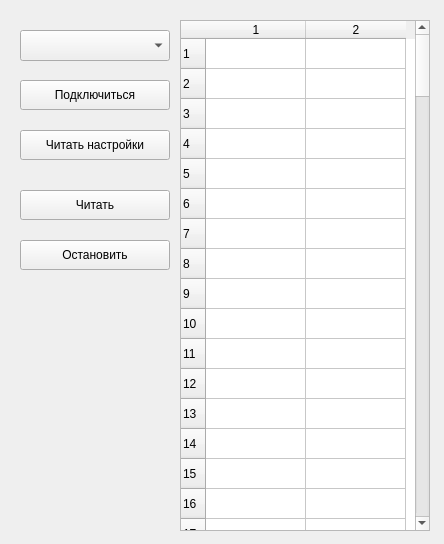
Old version of the form ui/MainUi.ui in the repository Skorikof/ControlSet_CU8_TGSM.
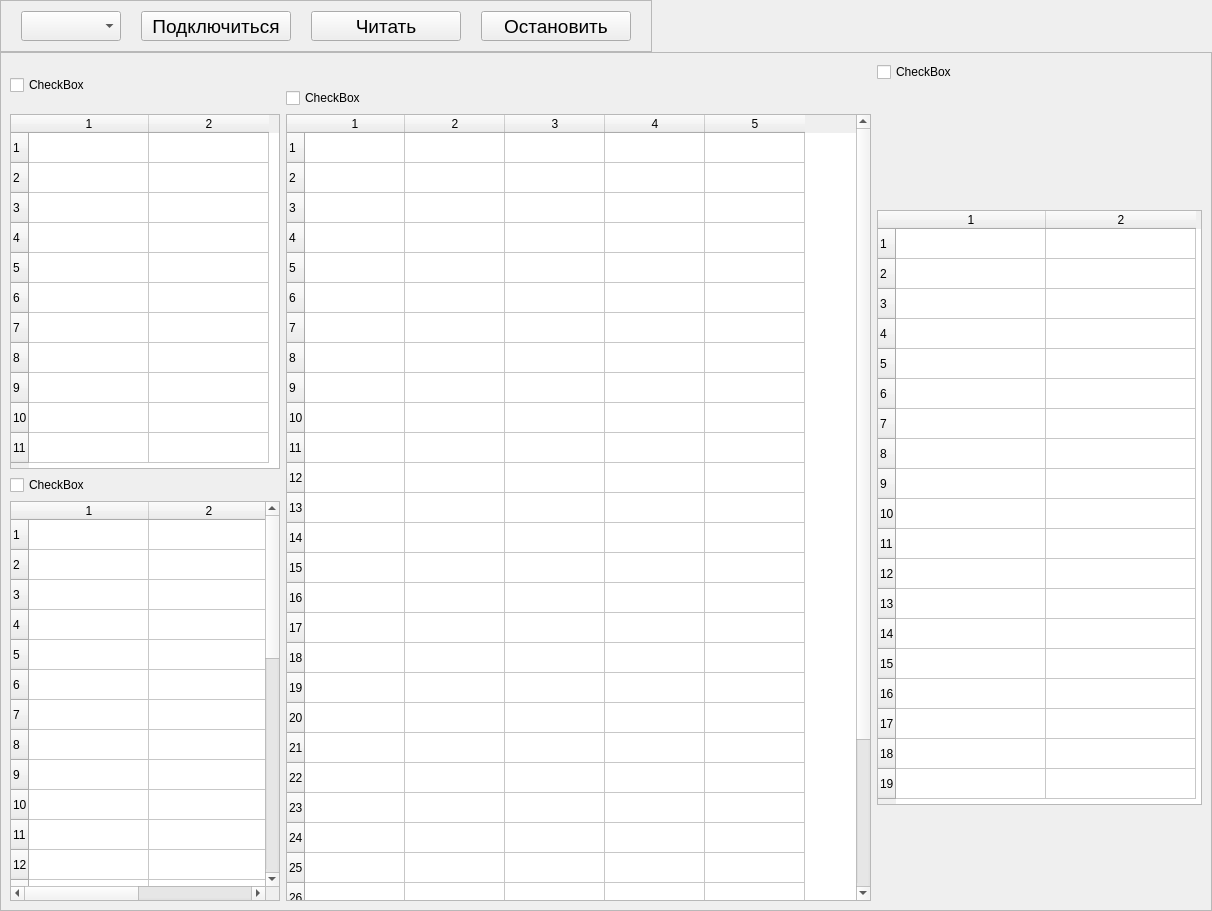
New version of the form.

Commit message: 06.07.2023 full read, init table

What changed in the file:
```diff
--- a/ui/MainUi.ui
+++ b/ui/MainUi.ui
@@ -6,141 +6,378 @@
    <rect>
     <x>0</x>
     <y>0</y>
-    <width>444</width>
-    <height>544</height>
+    <width>1212</width>
+    <height>911</height>
    </rect>
   </property>
   <property name="windowTitle">
    <string>MainWindow</string>
   </property>
   <widget class="QWidget" name="centralwidget">
-   <widget class="QComboBox" name="com_port_CB">
-    <property name="geometry">
-     <rect>
-      <x>20</x>
-      <y>30</y>
-      <width>150</width>
-      <height>31</height>
-     </rect>
+   <layout class="QVBoxLayout" name="verticalLayout">
+    <property name="spacing">
+     <number>0</number>
     </property>
+    <property name="leftMargin">
+     <number>0</number>
+    </property>
+    <property name="topMargin">
+     <number>0</number>
+    </property>
+    <property name="rightMargin">
+     <number>0</number>
+    </property>
+    <property name="bottomMargin">
+     <number>0</number>
+    </property>
+    <item alignment="Qt::AlignLeft">
+     <widget class="QFrame" name="frame">
     <property name="minimumSize">
      <size>
-      <width>150</width>
+        <width>0</width>
+        <height>50</height>
+       </size>
+      </property>
+      <property name="maximumSize">
+       <size>
+        <width>16777215</width>
+        <height>60</height>
+       </size>
+      </property>
+      <property name="frameShape">
+       <enum>QFrame::StyledPanel</enum>
+      </property>
+      <property name="frameShadow">
+       <enum>QFrame::Raised</enum>
+      </property>
+      <layout class="QHBoxLayout" name="horizontalLayout">
+       <property name="spacing">
+        <number>20</number>
+       </property>
+       <property name="leftMargin">
+        <number>20</number>
+       </property>
+       <property name="topMargin">
+        <number>10</number>
+       </property>
+       <property name="rightMargin">
+        <number>20</number>
+       </property>
+       <property name="bottomMargin">
+        <number>10</number>
+       </property>
+       <item>
+        <widget class="QComboBox" name="comboBox">
+         <property name="minimumSize">
+          <size>
+           <width>100</width>
       <height>30</height>
      </size>
     </property>
-   </widget>
-   <widget class="QPushButton" name="connect_BTN">
-    <property name="geometry">
-     <rect>
-      <x>20</x>
-      <y>80</y>
-      <width>150</width>
-      <height>30</height>
-     </rect>
-    </property>
+         <property name="maximumSize">
+          <size>
+           <width>100</width>
+           <height>30</height>
+          </size>
+         </property>
+         <property name="font">
+          <font>
+           <family>Arial</family>
+           <pointsize>14</pointsize>
+          </font>
+         </property>
+        </widget>
+       </item>
+       <item>
+        <widget class="QPushButton" name="pushButton">
     <property name="minimumSize">
      <size>
       <width>150</width>
       <height>30</height>
      </size>
     </property>
+         <property name="maximumSize">
+          <size>
+           <width>100</width>
+           <height>30</height>
+          </size>
+         </property>
+         <property name="font">
+          <font>
+           <family>Arial</family>
+           <pointsize>14</pointsize>
+          </font>
+         </property>
     <property name="text">
      <string>Подключиться</string>
     </property>
    </widget>
-   <widget class="QPushButton" name="read_BTN">
-    <property name="geometry">
-     <rect>
-      <x>20</x>
-      <y>190</y>
-      <width>150</width>
-      <height>30</height>
-     </rect>
-    </property>
+       </item>
+       <item>
+        <widget class="QPushButton" name="pushButton_2">
     <property name="minimumSize">
      <size>
       <width>150</width>
       <height>30</height>
      </size>
     </property>
+         <property name="maximumSize">
+          <size>
+           <width>100</width>
+           <height>30</height>
+          </size>
+         </property>
+         <property name="font">
+          <font>
+           <family>Arial</family>
+           <pointsize>14</pointsize>
+          </font>
+         </property>
     <property name="text">
      <string>Читать</string>
     </property>
    </widget>
-   <widget class="QPushButton" name="stop_BTN">
-    <property name="geometry">
-     <rect>
-      <x>20</x>
-      <y>240</y>
-      <width>150</width>
-      <height>30</height>
-     </rect>
-    </property>
+       </item>
+       <item>
+        <widget class="QPushButton" name="pushButton_3">
     <property name="minimumSize">
      <size>
       <width>150</width>
       <height>30</height>
      </size>
     </property>
+         <property name="maximumSize">
+          <size>
+           <width>100</width>
+           <height>30</height>
+          </size>
+         </property>
+         <property name="font">
+          <font>
+           <family>Arial</family>
+           <pointsize>14</pointsize>
+          </font>
+         </property>
     <property name="text">
      <string>Остановить</string>
     </property>
    </widget>
-   <widget class="QPushButton" name="read_nastr_BTN">
-    <property name="geometry">
-     <rect>
-      <x>20</x>
-      <y>130</y>
-      <width>150</width>
-      <height>30</height>
-     </rect>
-    </property>
-    <property name="minimumSize">
-     <size>
-      <width>150</width>
-      <height>30</height>
-     </size>
-    </property>
+       </item>
+      </layout>
+     </widget>
+    </item>
+    <item>
+     <widget class="QFrame" name="frame_2">
+      <property name="frameShape">
+       <enum>QFrame::StyledPanel</enum>
+      </property>
+      <property name="frameShadow">
+       <enum>QFrame::Raised</enum>
+      </property>
+      <layout class="QGridLayout" name="gridLayout">
+       <item row="0" column="0" rowspan="2">
+        <widget class="QCheckBox" name="checkBox">
     <property name="text">
-     <string>Читать настройки</string>
-    </property>
-   </widget>
+          <string>CheckBox</string>
+         </property>
+        </widget>
+       </item>
+       <item row="0" column="2">
+        <widget class="QCheckBox" name="checkBox_4">
+         <property name="text">
+          <string>CheckBox</string>
+         </property>
+        </widget>
+       </item>
+       <item row="1" column="1">
+        <widget class="QCheckBox" name="checkBox_3">
+         <property name="text">
+          <string>CheckBox</string>
+         </property>
+        </widget>
+       </item>
+       <item row="2" column="0">
    <widget class="QTableWidget" name="tableWidget">
-    <property name="geometry">
-     <rect>
-      <x>180</x>
-      <y>20</y>
-      <width>250</width>
-      <height>511</height>
-     </rect>
-    </property>
+         <property name="minimumSize">
+          <size>
+           <width>270</width>
+           <height>355</height>
+          </size>
+         </property>
+         <property name="maximumSize">
+          <size>
+           <width>270</width>
+           <height>355</height>
+          </size>
+         </property>
+         <property name="rowCount">
+          <number>11</number>
+         </property>
+         <property name="columnCount">
+          <number>2</number>
+         </property>
+         <attribute name="horizontalHeaderDefaultSectionSize">
+          <number>120</number>
+         </attribute>
+         <row/>
+         <row/>
+         <row/>
+         <row/>
+         <row/>
+         <row/>
+         <row/>
+         <row/>
+         <row/>
+         <row/>
+         <row/>
+         <column/>
+         <column/>
+        </widget>
+       </item>
+       <item row="2" column="1" rowspan="3">
+        <widget class="QTableWidget" name="tableWidget_2">
+         <property name="rowCount">
+          <number>31</number>
+         </property>
+         <property name="columnCount">
+          <number>5</number>
+         </property>
+         <attribute name="horizontalHeaderDefaultSectionSize">
+          <number>100</number>
+         </attribute>
+         <row/>
+         <row/>
+         <row/>
+         <row/>
+         <row/>
+         <row/>
+         <row/>
+         <row/>
+         <row/>
+         <row/>
+         <row/>
+         <row/>
+         <row/>
+         <row/>
+         <row/>
+         <row/>
+         <row/>
+         <row/>
+         <row/>
+         <row/>
+         <row/>
+         <row/>
+         <row/>
+         <row/>
+         <row/>
+         <row/>
+         <row/>
+         <row/>
+         <row/>
+         <row/>
+         <row/>
+         <column/>
+         <column/>
+         <column/>
+         <column/>
+         <column/>
+        </widget>
+       </item>
+       <item row="3" column="0">
+        <widget class="QCheckBox" name="checkBox_2">
+         <property name="text">
+          <string>CheckBox</string>
+         </property>
+        </widget>
+       </item>
+       <item row="4" column="0">
+        <widget class="QTableWidget" name="tableWidget_3">
     <property name="minimumSize">
      <size>
-      <width>250</width>
+           <width>270</width>
+           <height>325</height>
+          </size>
+         </property>
+         <property name="maximumSize">
+          <size>
+           <width>270</width>
+           <height>16777215</height>
+          </size>
+         </property>
+         <property name="rowCount">
+          <number>30</number>
+         </property>
+         <property name="columnCount">
+          <number>2</number>
+         </property>
+         <attribute name="horizontalHeaderMinimumSectionSize">
+          <number>39</number>
+         </attribute>
+         <attribute name="horizontalHeaderDefaultSectionSize">
+          <number>120</number>
+         </attribute>
+         <row/>
+         <row/>
+         <row/>
+         <row/>
+         <row/>
+         <row/>
+         <row/>
+         <row/>
+         <row/>
+         <row/>
+         <row/>
+         <row/>
+         <row/>
+         <row/>
+         <row/>
+         <row/>
+         <row/>
+         <row/>
+         <row/>
+         <row/>
+         <row/>
+         <row/>
+         <row/>
+         <row/>
+         <row/>
+         <row/>
+         <row/>
+         <row/>
+         <row/>
+         <row/>
+         <column/>
+         <column/>
+        </widget>
+       </item>
+       <item row="2" column="2" rowspan="3">
+        <widget class="QTableWidget" name="tableWidget_4">
+         <property name="minimumSize">
+          <size>
+           <width>325</width>
       <height>0</height>
      </size>
     </property>
-    <property name="wordWrap">
-     <bool>true</bool>
-    </property>
-    <property name="cornerButtonEnabled">
-     <bool>true</bool>
+         <property name="maximumSize">
+          <size>
+           <width>325</width>
+           <height>595</height>
+          </size>
     </property>
     <property name="rowCount">
-     <number>125</number>
+          <number>19</number>
     </property>
     <property name="columnCount">
      <number>2</number>
     </property>
-    <attribute name="horizontalHeaderHighlightSections">
-     <bool>true</bool>
-    </attribute>
-    <attribute name="verticalHeaderVisible">
-     <bool>true</bool>
-    </attribute>
-    <attribute name="verticalHeaderHighlightSections">
-     <bool>true</bool>
+         <attribute name="horizontalHeaderMinimumSectionSize">
+          <number>50</number>
+         </attribute>
+         <attribute name="horizontalHeaderDefaultSectionSize">
+          <number>150</number>
+         </attribute>
+         <attribute name="verticalHeaderDefaultSectionSize">
+          <number>30</number>
     </attribute>
     <row/>
     <row/>
@@ -161,115 +398,14 @@
     <row/>
     <row/>
     <row/>
-    <row/>
-    <row/>
-    <row/>
-    <row/>
-    <row/>
-    <row/>
-    <row/>
-    <row/>
-    <row/>
-    <row/>
-    <row/>
-    <row/>
-    <row/>
-    <row/>
-    <row/>
-    <row/>
-    <row/>
-    <row/>
-    <row/>
-    <row/>
-    <row/>
-    <row/>
-    <row/>
-    <row/>
-    <row/>
-    <row/>
-    <row/>
-    <row/>
-    <row/>
-    <row/>
-    <row/>
-    <row/>
-    <row/>
-    <row/>
-    <row/>
-    <row/>
-    <row/>
-    <row/>
-    <row/>
-    <row/>
-    <row/>
-    <row/>
-    <row/>
-    <row/>
-    <row/>
-    <row/>
-    <row/>
-    <row/>
-    <row/>
-    <row/>
-    <row/>
-    <row/>
-    <row/>
-    <row/>
-    <row/>
-    <row/>
-    <row/>
-    <row/>
-    <row/>
-    <row/>
-    <row/>
-    <row/>
-    <row/>
-    <row/>
-    <row/>
-    <row/>
-    <row/>
-    <row/>
-    <row/>
-    <row/>
-    <row/>
-    <row/>
-    <row/>
-    <row/>
-    <row/>
-    <row/>
-    <row/>
-    <row/>
-    <row/>
-    <row/>
-    <row/>
-    <row/>
-    <row/>
-    <row/>
-    <row/>
-    <row/>
-    <row/>
-    <row/>
-    <row/>
-    <row/>
-    <row/>
-    <row/>
-    <row/>
-    <row/>
-    <row/>
-    <row/>
-    <row/>
-    <row/>
-    <row/>
-    <row/>
-    <row/>
-    <row/>
-    <row/>
-    <row/>
-    <row/>
-    <row/>
     <column/>
     <column/>
    </widget>
+       </item>
+      </layout>
+     </widget>
+    </item>
+   </layout>
   </widget>
  </widget>
  <resources/>
```
Lines whose indentation alone changed are shown as unchanged. The commit also changes 8 other files.
